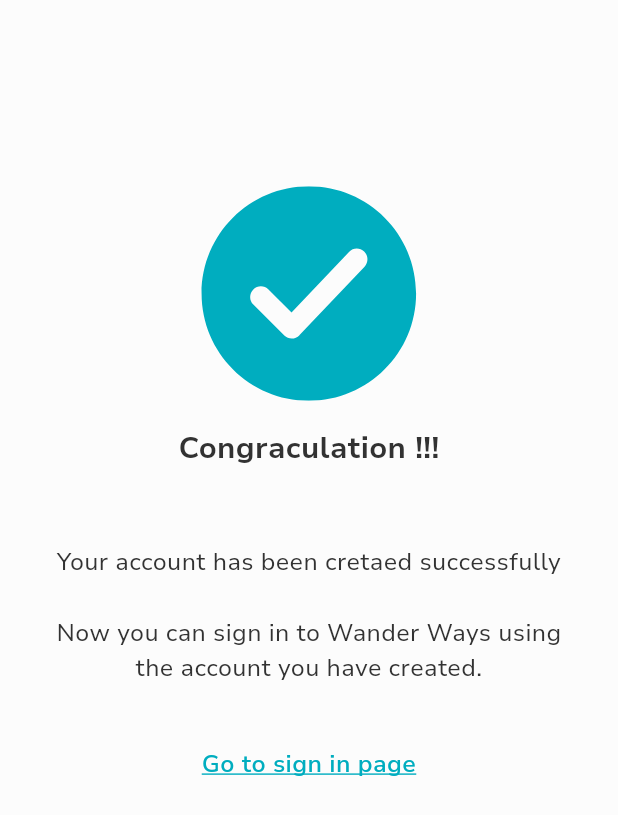
After one commit to gerosellysas/wanderways, a Flutter app: the SignUpOverlaySuccess screen opened directly, on a phone screen of 412 x 824 dp. The commit adds this screen. Shown: the top 815 px of the screen. Run offline on Flutter 3.47's test engine with Material 3 defaults, Android fonts, the phone set to English and light mode, and no system bars; our stand-ins replace email_validator, flutter_screenutil, flutter_secure_storage, flutter_svg, freezed_annotation, get and 3 more; accounts and stored records are empty; statements that could not run were skipped.

Commit message:
create: sign up success overlay

```diff
--- a/lib/infrastructure/sources/constants/images.contsant.dart
+++ b/lib/infrastructure/sources/constants/images.contsant.dart
@@ -9,6 +9,7 @@ class Images {
   static String logoTag = _imagePath("logo_tag");
   static String logoTextBottom = _imagePath("logo_text_bottom");
   static String logoTextTop = _imagePath("logo_text_top");
+  static String success = _imagePath("success");
 
   static String about = _iconPath("about");
   static String arrow = _iconPath("arrow");
--- a/lib/presentation/sign_up/controllers/sign_up.controller.dart
+++ b/lib/presentation/sign_up/controllers/sign_up.controller.dart
@@ -4,6 +4,7 @@ import 'package:get/get.dart';
 import 'package:wander_ways/features/storage/domain/storage.domain.dart'
     show User;
 import 'package:wander_ways/presentation/components/components.dart';
+import 'package:wander_ways/presentation/sign_up/overlays/sign_up.overlays.dart';
 
 class SignUpController extends GetxController with WidgetsBindingObserver {
   final args = Get.arguments;
@@ -187,11 +188,16 @@ class SignUpController extends GetxController with WidgetsBindingObserver {
   }
 
   void _onSuccessSignUp() {
-    Future.delayed(const Duration(milliseconds: 1500), () async {
-      Get.back();
-      await goToSignInScreen();
-    });
-    // todo: show success dialog
+    Get.off(
+      () => SignUpOverlaySuccess(
+        languageSelected: args,
+        onSignInTap: () async {
+          await Get.offNamed("/sign_in", arguments: args);
+        },
+      ),
+      transition: Transition.cupertinoDialog,
+      duration: const Duration(milliseconds: 250),
+    );
   }
 
   Future<void> goToSignInScreen() async {
--- /dev/null
+++ b/lib/presentation/sign_up/overlays/sign_up.overlays.dart
@@ -0,0 +1 @@
+export 'success.overlay.dart';
--- /dev/null
+++ b/lib/presentation/sign_up/overlays/success.overlay.dart
@@ -0,0 +1,99 @@
+import 'package:flutter/material.dart';
+import 'package:flutter_screenutil/flutter_screenutil.dart';
+import 'package:flutter_svg/flutter_svg.dart';
+import 'package:wander_ways/infrastructure/sources/constants/constants.dart';
+import 'package:wander_ways/infrastructure/theme/theme.dart';
+
+class SignUpOverlaySuccess extends StatelessWidget {
+  final int? languageSelected;
+  final void Function()? onSignInTap;
+
+  const SignUpOverlaySuccess({
+    super.key,
+    this.languageSelected,
+    this.onSignInTap,
+  });
+
+  double get _size => 140.w;
+
+  @override
+  Widget build(BuildContext context) {
+    return PopScope(
+      canPop: true,
+      child: Scaffold(
+        backgroundColor: Hues.white,
+        body: Center(
+          child: Padding(
+            padding: EdgeInsets.symmetric(horizontal: 32.w),
+            child: Column(
+              children: [
+                SizedBox(height: 120.h),
+                SizedBox(
+                  height: _size,
+                  width: _size,
+                  child: SvgPicture.asset(
+                    Images.success,
+                    fit: BoxFit.contain,
+                    height: _size,
+                    width: _size,
+                  ),
+                ),
+                SizedBox(height: 16.h),
+                Text(
+                  languageSelected == 0 ? "Selamat !!!" : "Congraculation !!!",
+                  textAlign: TextAlign.center,
+                  style: Fonts.bold(
+                    size: 20,
+                  ),
+                ),
+                SizedBox(height: 48.h),
+                Text(
+                  languageSelected == 0
+                      ? "Akun Anda telah berhasil dibuat"
+                      : "Your account has been cretaed successfully",
+                  textAlign: TextAlign.center,
+                  style: Fonts.regular(
+                    size: 16,
+                  ),
+                ),
+                SizedBox(height: 24.w),
+                Text(
+                  languageSelected == 0
+                      ? "Sekarang anda dapat masuk ke dalam aplikasi Wander Ways menggunakan akun yang sudah anda buat."
+                      : "Now you can sign in to Wander Ways using the account you have created.",
+                  textAlign: TextAlign.center,
+                  style: Fonts.regular(
+                    size: 16,
+                  ),
+                ),
+                SizedBox(height: 32.w),
+                GestureDetector(
+                  onTap: onSignInTap,
+                  child: Container(
+                    height: 40,
+                    width: 180,
+                    alignment: Alignment.center,
+                    child: Text(
+                      languageSelected == 0
+                          ? "Ke halaman masuk"
+                          : "Go to sign in page",
+                      textAlign: TextAlign.center,
+                      style: Fonts.semiBold(
+                        color: Hues.primary,
+                        size: 16,
+                      ).copyWith(
+                        decoration: TextDecoration.underline,
+                        decorationColor: Hues.primary,
+                        decorationThickness: 1.5,
+                      ),
+                    ),
+                  ),
+                ),
+              ],
+            ),
+          ),
+        ),
+      ),
+    );
+  }
+}
```
Also changed, not shown: assets/images/success.svg (added).
